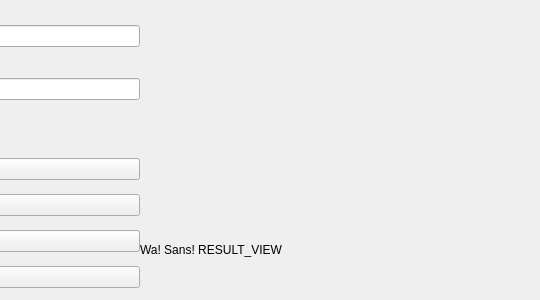
Before: the Qt Designer form QT_UI/mainmenu.ui in CAU-OOP-2022-7EVEN/OOP_Assignment_2, drawn with Qt 5; both pictures show x 260 to 800 and y 0 to 300 of the 800 by 300 pixel window.
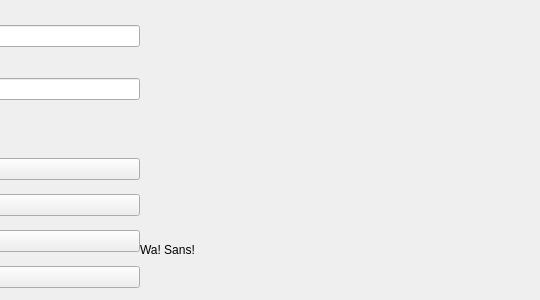
After: the same form once the commit is applied.

Commit message: Update mainmenu : Adjust Default String of Result Label

Diff of the .ui file:
```diff
--- a/QT_UI/mainmenu.ui
+++ b/QT_UI/mainmenu.ui
@@ -51,7 +51,7 @@
                     <item>
                         <widget class="QLabel" name="labelResult">
                             <property name="text">
-                                <string>Wa! Sans! RESULT_VIEW</string>
+                                <string>Wa! Sans!</string>
                             </property>
                         </widget>
                     </item>
```
The commit also changes 1 other file.
